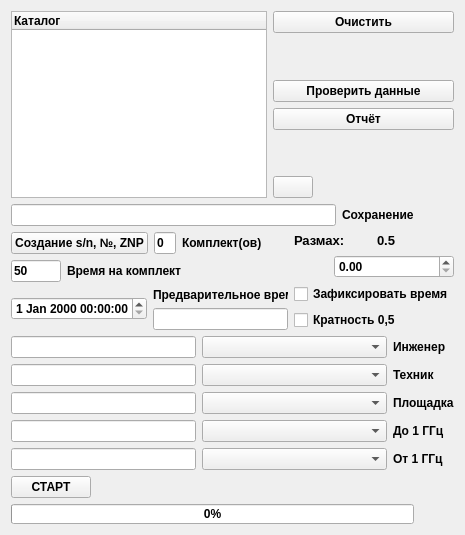
The window that source/generator/generatorpemiwidget.ui (VictorZ08/Path) describes before a commit, drawn with Qt 5.
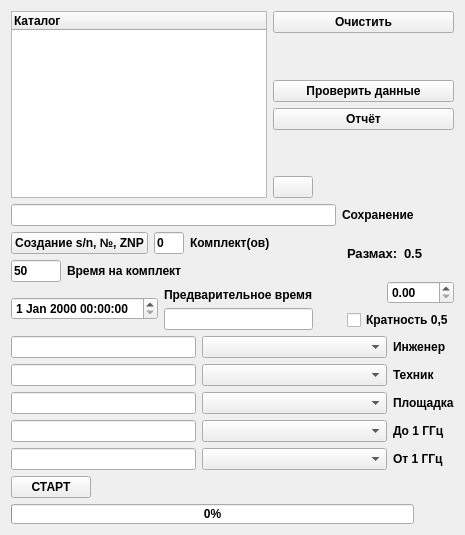
The same window after the commit. Icons and pictures are not drawn.

Patch:
```diff
--- a/source/generator/generatorpemiwidget.ui
+++ b/source/generator/generatorpemiwidget.ui
@@ -364,13 +364,6 @@
          </item>
          <item>
           <layout class="QVBoxLayout" name="verticalLayout_4">
-           <item>
-            <widget class="QCheckBox" name="m_fixedTime_ckb">
-             <property name="text">
-              <string>Зафиксировать время</string>
-             </property>
-            </widget>
-           </item>
            <item>
             <widget class="QCheckBox" name="m_multiplisity_ckb">
              <property name="text">
```
